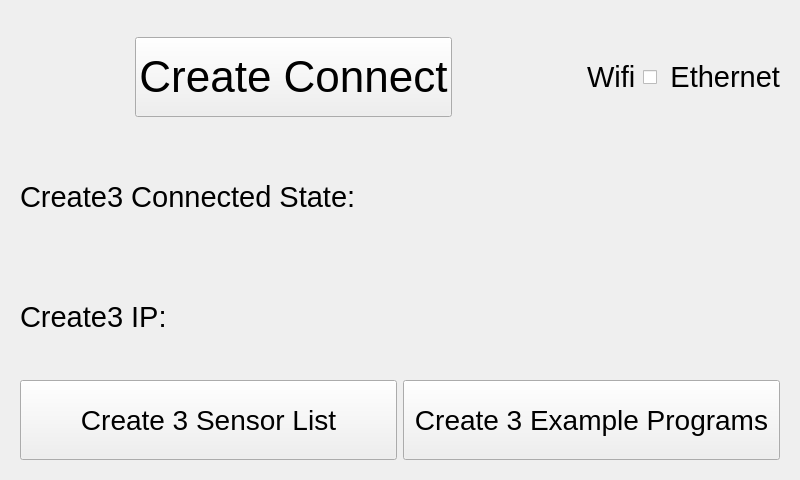
The window that ui/Create3Widget.ui (kipr/botui) describes before a commit, drawn with Qt 5.
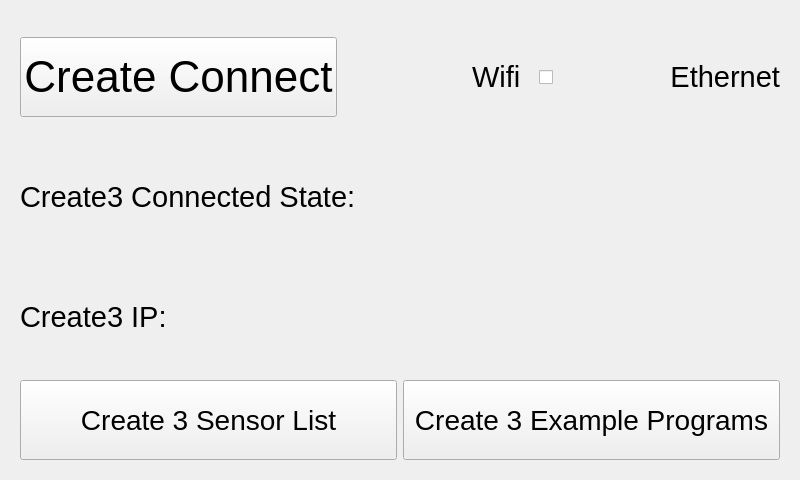
The same window after the commit. Icons and pictures are not drawn. Custom widgets are drawn as their Qt base class.

Commit message: layout adjustments

What changed in the file:
```diff
--- a/ui/Create3Widget.ui
+++ b/ui/Create3Widget.ui
@@ -25,28 +25,31 @@
       <item>
        <layout class="QHBoxLayout" name="horizontalLayout_2">
         <property name="spacing">
-         <number>20</number>
+         <number>0</number>
         </property>
         <property name="leftMargin">
          <number>0</number>
         </property>
-        <item alignment="Qt::AlignHCenter">
+        <item alignment="Qt::AlignLeft">
          <widget class="QPushButton" name="CreateConnectButton">
+          <property name="enabled">
+           <bool>true</bool>
+          </property>
           <property name="sizePolicy">
            <sizepolicy hsizetype="Minimum" vsizetype="Fixed">
-            <horstretch>1</horstretch>
+            <horstretch>0</horstretch>
             <verstretch>0</verstretch>
            </sizepolicy>
           </property>
           <property name="minimumSize">
            <size>
-            <width>0</width>
+            <width>1</width>
             <height>80</height>
            </size>
           </property>
           <property name="maximumSize">
            <size>
-            <width>370</width>
+            <width>16777215</width>
             <height>16777215</height>
            </size>
           </property>
```
